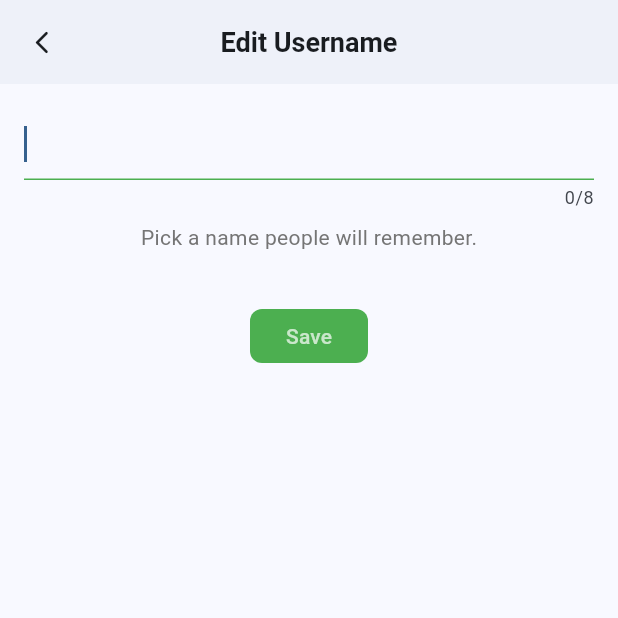
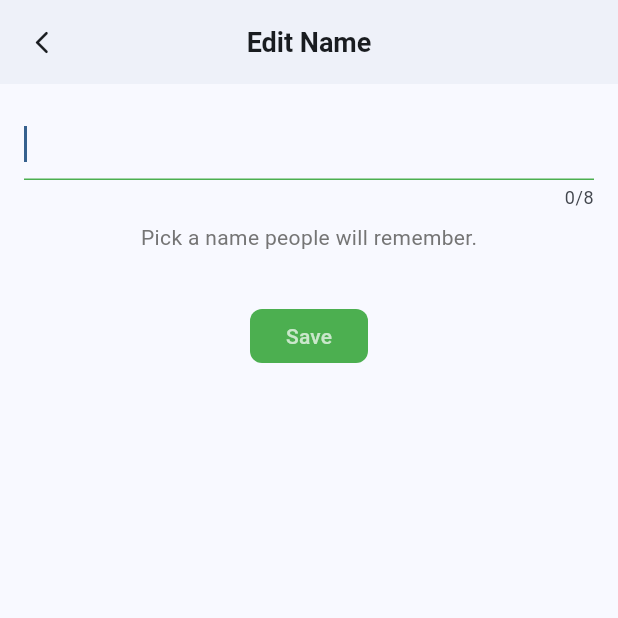
Before and after one commit to mrtew/wesell, a Flutter app: the EditUsernameScreen screen opened by its route, on a phone screen of 412 x 824 dp, the top half of it. Run offline on Flutter 3.47's test engine with Material 3 defaults, Android fonts, the phone set to English and light mode, and no system bars; our stand-ins replace cloud_firestore, firebase_auth, firebase_core, flutter_riverpod, go_router; accounts and stored records are empty.

Commit message:
fix: change username to name

```diff
--- a/lib/views/me/edit_username.dart
+++ b/lib/views/me/edit_username.dart
@@ -96,7 +96,7 @@ class _EditUsernameScreenState extends ConsumerState<EditUsernameScreen> {
   Widget build(BuildContext context) {
     return Scaffold(
       appBar: const AppBarWidget(
-        title: 'Edit Username',
+        title: 'Edit Name',
         showBackButton: true,
       ),
       body: Padding(
--- a/lib/views/me/profile_screen.dart
+++ b/lib/views/me/profile_screen.dart
@@ -77,7 +77,7 @@ class _ProfileScreenState extends ConsumerState<ProfileScreen> {
                   ),
                   contentPadding: const EdgeInsets.symmetric(horizontal: 20),
                   onTap: () {
-                    // GoRouter.of(context).push('/edit_avatar');
+                    GoRouter.of(context).push('/edit_avatar');
                   },
                   tileColor: Colors.white,
                 ),
@@ -91,7 +91,7 @@ class _ProfileScreenState extends ConsumerState<ProfileScreen> {
 
                 // Name Section
                 ListTile(
-                  title: const Text('Username'),
+                  title: const Text('Name'),
                   trailing: Row(
                     mainAxisSize: MainAxisSize.min,
                     children: [
```
